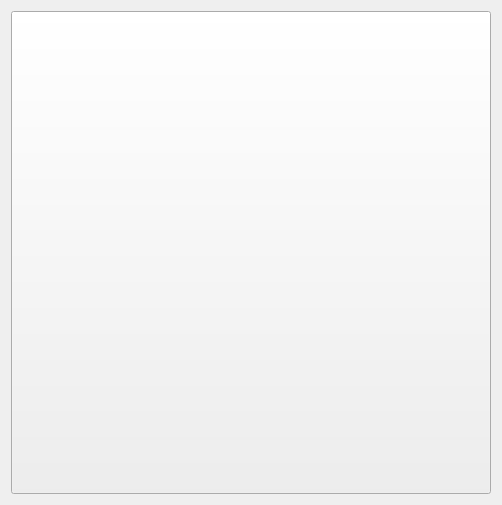
Qt form fenetre_attente.ui (MarieNDB/projet-4-cinoche) before a commit.
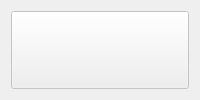
The same form after that commit. Icons and pictures are not drawn.

Commit message:
fenetre attente fini
continué accueil

What changed in the file:
```diff
--- a/fenetre_attente.ui
+++ b/fenetre_attente.ui
@@ -7,7 +7,7 @@
     <x>0</x>
     <y>0</y>
     <width>502</width>
-    <height>505</height>
+    <height>0</height>
    </rect>
   </property>
   <property name="windowTitle">
@@ -15,17 +15,16 @@
   </property>
   <layout class="QGridLayout" name="gridLayout_2">
    <item row="0" column="1">
-    <layout class="QGridLayout" name="gridLayout"/>
-   </item>
+    <layout class="QGridLayout" name="gridLayout">
    <item row="0" column="0">
     <widget class="QPushButton" name="pb_attente">
      <property name="enabled">
-      <bool>true</bool>
+        <bool>false</bool>
      </property>
      <property name="sizePolicy">
-      <sizepolicy hsizetype="Minimum" vsizetype="Expanding">
-       <horstretch>0</horstretch>
-       <verstretch>0</verstretch>
+        <sizepolicy hsizetype="Expanding" vsizetype="Expanding">
+         <horstretch>10</horstretch>
+         <verstretch>100</verstretch>
       </sizepolicy>
      </property>
      <property name="maximumSize">
@@ -34,13 +33,79 @@
        <height>1666</height>
       </size>
      </property>
+       <property name="palette">
+        <palette>
+         <active>
+          <colorrole role="Text">
+           <brush brushstyle="SolidPattern">
+            <color alpha="255">
+             <red>255</red>
+             <green>255</green>
+             <blue>255</blue>
+            </color>
+           </brush>
+          </colorrole>
+          <colorrole role="PlaceholderText">
+           <brush brushstyle="SolidPattern">
+            <color alpha="128">
+             <red>255</red>
+             <green>255</green>
+             <blue>255</blue>
+            </color>
+           </brush>
+          </colorrole>
+         </active>
+         <inactive>
+          <colorrole role="Text">
+           <brush brushstyle="SolidPattern">
+            <color alpha="255">
+             <red>255</red>
+             <green>255</green>
+             <blue>255</blue>
+            </color>
+           </brush>
+          </colorrole>
+          <colorrole role="PlaceholderText">
+           <brush brushstyle="SolidPattern">
+            <color alpha="128">
+             <red>255</red>
+             <green>255</green>
+             <blue>255</blue>
+            </color>
+           </brush>
+          </colorrole>
+         </inactive>
+         <disabled>
+          <colorrole role="Text">
+           <brush brushstyle="SolidPattern">
+            <color alpha="255">
+             <red>255</red>
+             <green>255</green>
+             <blue>255</blue>
+            </color>
+           </brush>
+          </colorrole>
+          <colorrole role="PlaceholderText">
+           <brush brushstyle="SolidPattern">
+            <color alpha="128">
+             <red>255</red>
+             <green>255</green>
+             <blue>255</blue>
+            </color>
+           </brush>
+          </colorrole>
+         </disabled>
+        </palette>
+       </property>
      <property name="styleSheet">
-      <string notr="true">background-color: qlineargradient(spread:repeat, x1:0, y1:0, x2:1, y2:0, stop:0 rgba(255, 0, 0, 255), stop:0.17 rgba(255, 0, 0, 255), stop:0.18 rgba(255, 255, 255, 255), stop:0.210212 rgba(255, 255, 255, 255), stop:0.220212 rgba(0, 16, 255, 255), stop:0.279897 rgba(0, 16, 255, 255), stop:0.289897 rgba(255, 255, 255, 255), stop:0.32 rgba(255, 255, 255, 255), stop:0.33 rgba(255, 0, 0, 255), stop:1 rgba(255, 0, 0, 255));</string>
+        <string notr="true">background-image: url(:/newPrefix/ob_b9a637_ob-8ea8b1-cinema-neon-5.jpg);</string>
      </property>
      <property name="text">
       <string/>
      </property>
     </widget>
+     </item>
+    </layout>
    </item>
   </layout>
  </widget>
```
Lines whose indentation alone changed are shown as unchanged. The commit also changes 5 other files.
